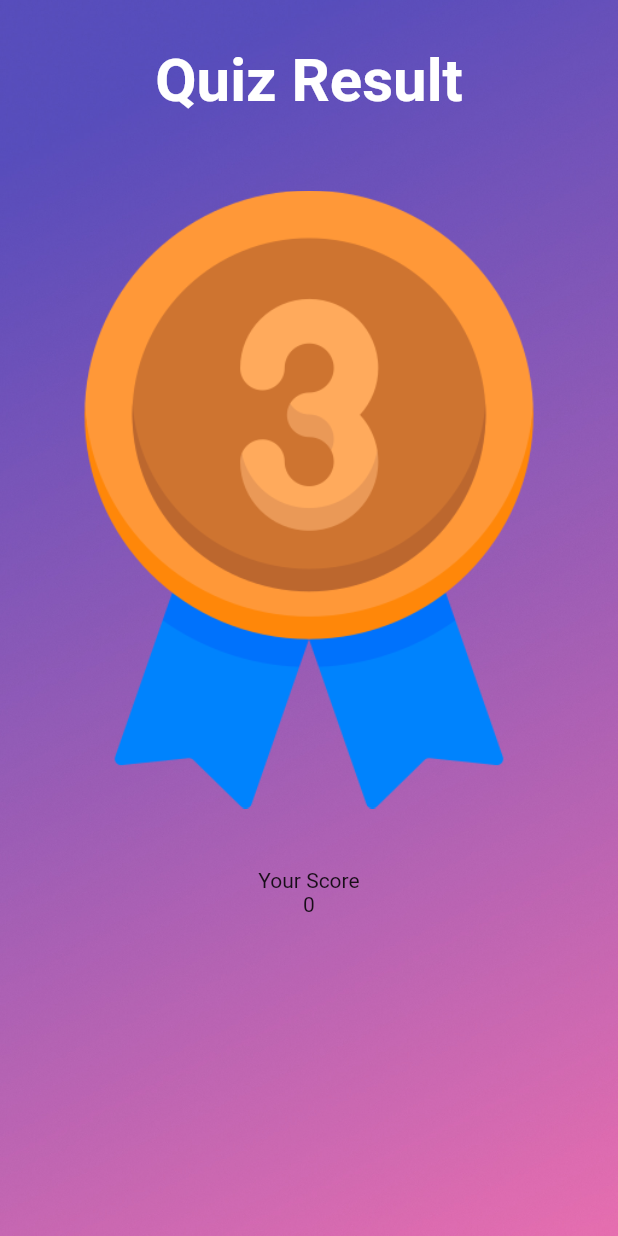
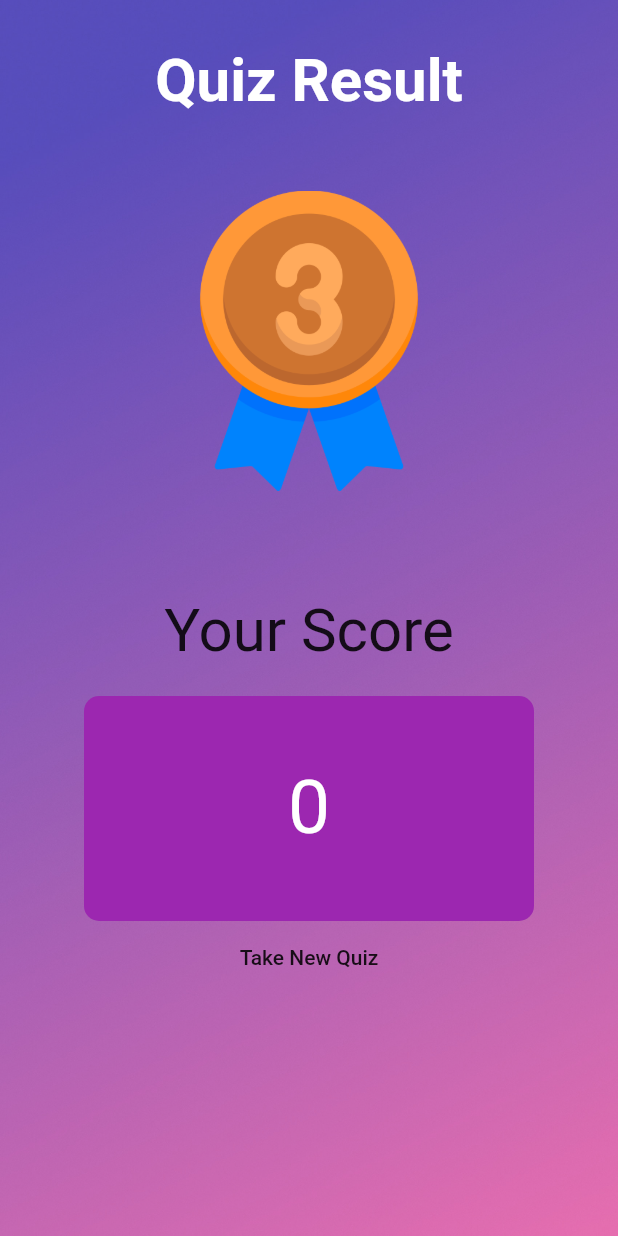
Before and after one commit to Akash701/Quiz_App, a Flutter app: the Result screen opened by its route, on a phone screen of 412 x 824 dp. Run offline on Flutter 3.47's test engine with Material 2 defaults, Android fonts, the phone set to English and light mode, and no system bars.

Commit message:
fuctions completed

```diff
--- a/lib/Result.dart
+++ b/lib/Result.dart
@@ -18,13 +18,27 @@ class _ResultState extends State<Result> {
     if (score >= 7) {
       return Image.asset(
         'images/gold.png',
+        height: 200,
+        width: 200,
       );
     } else if (score >= 5 && score < 7) {
-      return Image.asset('images/silver.png');
+      return Image.asset(
+        'images/silver.png',
+        height: 200,
+        width: 200,
+      );
     } else {
-      return Image.asset('images/bronze.png');
+      return Image.asset(
+        'images/bronze.png',
+        height: 200,
+        width: 200,
+      );
     }
     // return Text('${score - 1}');
+  }
+
+  void scoreReset() {
+    score = 0;
   }
   //AssetImage image;
 
@@ -63,12 +77,44 @@ class _ResultState extends State<Result> {
               child: result(),
             ),
             SizedBox(
-              height: 40,
+              height: 70,
             ),
-            Text('Your Score'),
+            Text(
+              'Your Score',
+              style: TextStyle(
+                fontSize: 40,
+              ),
+            ),
+            SizedBox(
+              height: 20,
+            ),
             Container(
-              child: Text('$score'),
-            )
+              height: 150.0,
+              width: 300.0,
+              color: Colors.transparent,
+              child: Container(
+                  decoration: BoxDecoration(
+                      color: Colors.purple,
+                      borderRadius: BorderRadius.all(Radius.circular(10.0))),
+                  child: new Center(
+                    child: new Text(
+                      "$score",
+                      style: TextStyle(color: Colors.white, fontSize: 50),
+                      textAlign: TextAlign.center,
+                    ),
+                  )),
+            ),
+            FlatButton(
+              onPressed: () {
+                setState(() {
+                  qfunction.reset();
+                  scoreReset();
+                  Navigator.pop(context);
+                  Navigator.pop(context);
+                });
+              },
+              child: Text('Take New Quiz'),
+            ),
           ],
         )),
       ),
--- a/lib/qfunctions.dart
+++ b/lib/qfunctions.dart
@@ -1,6 +1,8 @@
 import 'package:quiz_app/qclass.dart';
+import 'package:quiz_app/question.dart';
 
 class Qfunction {
+  //Questions questions = Questions();
   int questionNumber = 0;
   List<Question> _questionBank = [
     Question('Some cats are actually allergic to humans', true),
--- a/lib/question.dart
+++ b/lib/question.dart
@@ -14,6 +14,7 @@ class _QuestionsState extends State<Questions> {
     bool correctAnswer = qfunction.getCorrectAnswer();
     setState(() {
       if (qfunction.isFinished() == true) {
+        qfunction.reset();
         Navigator.pushNamed(context, 'result');
       } else {
         if (userPickedAnswer == correctAnswer) {
```
